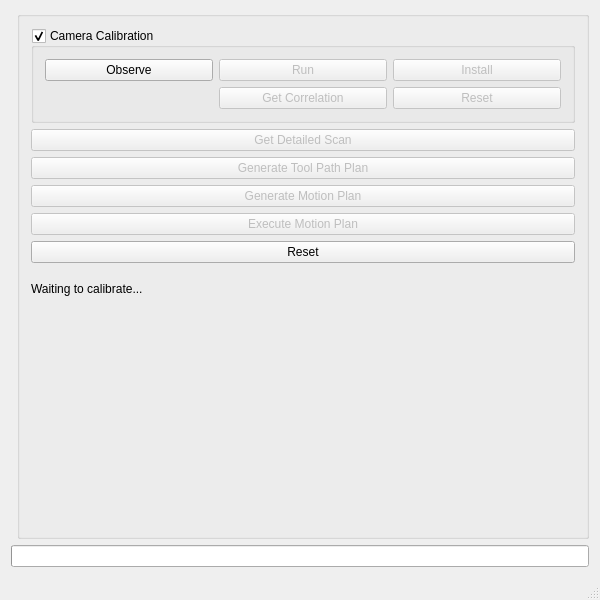
Qt form snp_application/src/rosconwindow.ui (ros-industrial-consortium/scan_n_plan_workshop) before a commit.
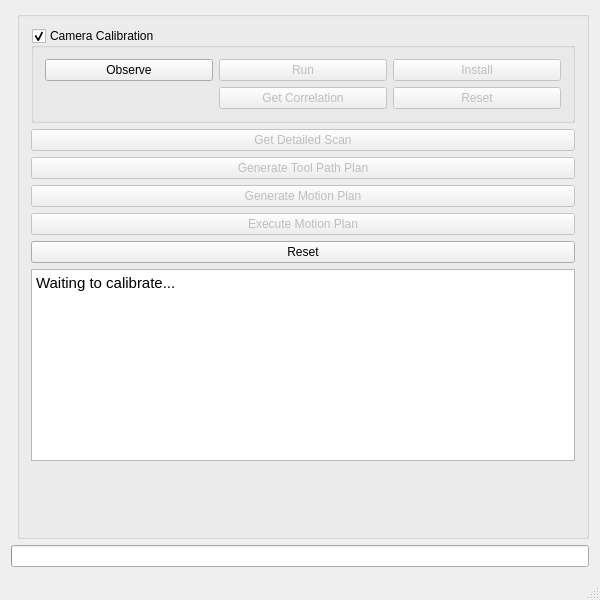
The same form after that commit.

Commit message: Update GUI state tracking to work with action/service callbacks

What changed in the file:
```diff
--- a/snp_application/src/rosconwindow.ui
+++ b/snp_application/src/rosconwindow.ui
@@ -144,15 +144,13 @@
         </widget>
        </item>
        <item>
-        <widget class="QLabel" name="status_label">
-         <property name="minimumSize">
-          <size>
-           <width>0</width>
-           <height>40</height>
-          </size>
-         </property>
-         <property name="text">
-          <string>Waiting to calibrate...</string>
+        <widget class="QTextEdit" name="text_edit_log">
+         <property name="html">
+          <string>&lt;!DOCTYPE HTML PUBLIC &quot;-//W3C//DTD HTML 4.0//EN&quot; &quot;http://www.w3.org/TR/REC-html40/strict.dtd&quot;&gt;
+&lt;html&gt;&lt;head&gt;&lt;meta name=&quot;qrichtext&quot; content=&quot;1&quot; /&gt;&lt;style type=&quot;text/css&quot;&gt;
+p, li { white-space: pre-wrap; }
+&lt;/style&gt;&lt;/head&gt;&lt;body style=&quot; font-family:'Ubuntu'; font-size:11pt; font-weight:400; font-style:normal;&quot;&gt;
+&lt;p style=&quot; margin-top:0px; margin-bottom:0px; margin-left:0px; margin-right:0px; -qt-block-indent:0; text-indent:0px;&quot;&gt;Waiting to calibrate...&lt;/p&gt;&lt;/body&gt;&lt;/html&gt;</string>
          </property>
         </widget>
        </item>
```
The commit also changes 2 other files.
